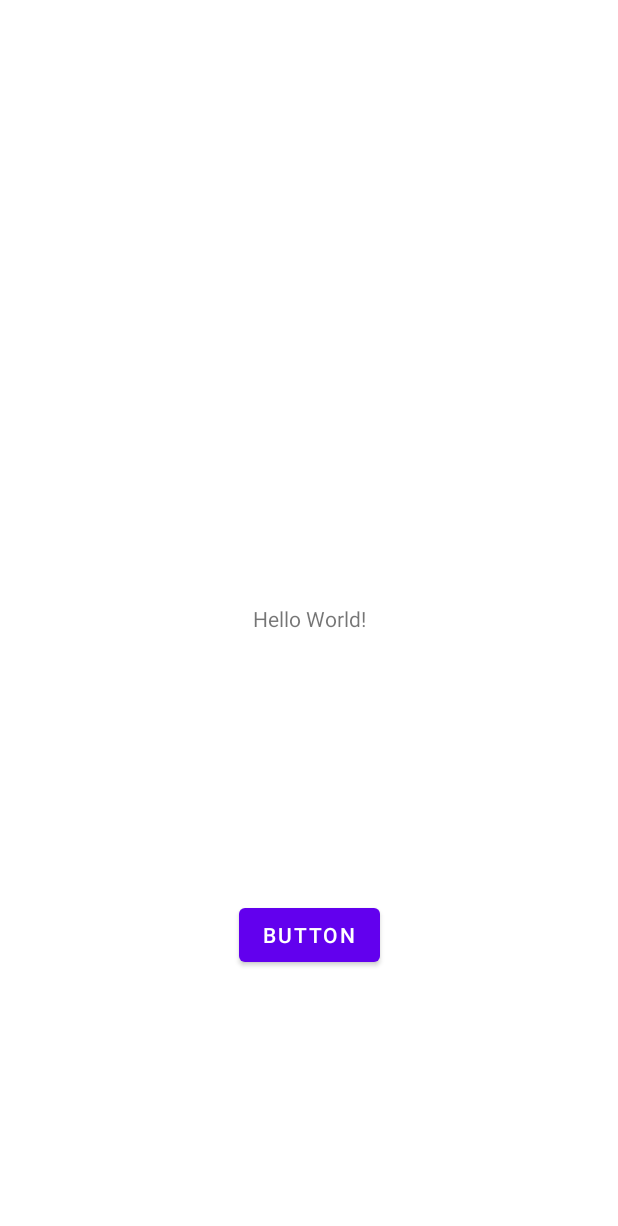
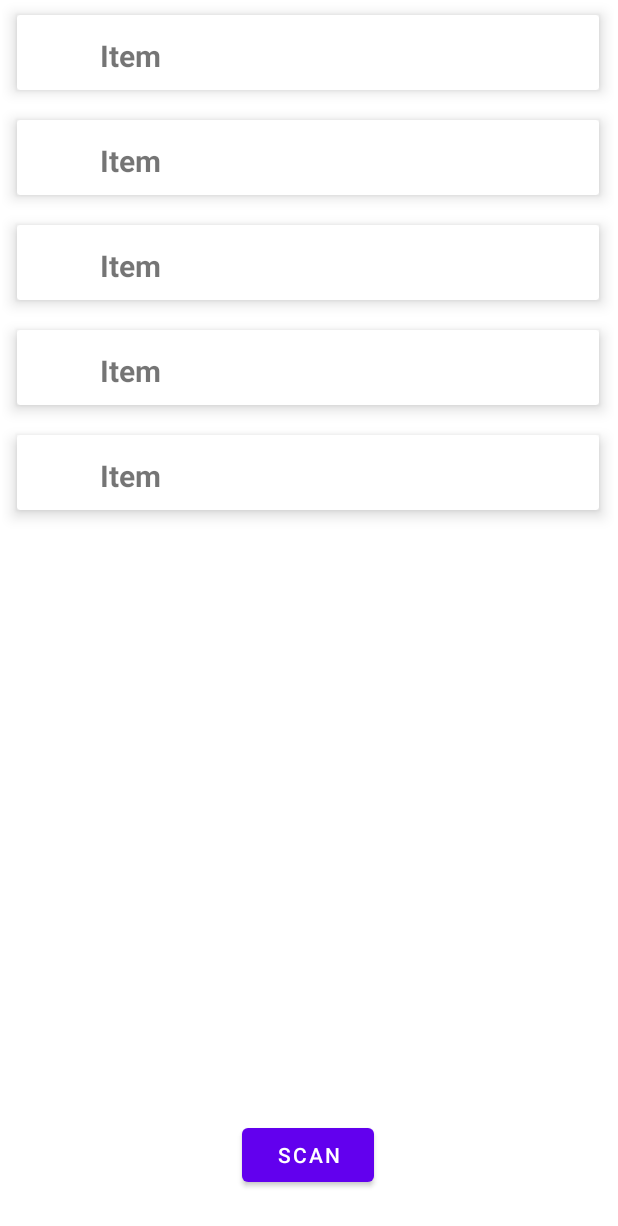
Before and after one commit to ArsalanShakil/w2_d4_BTBeaconLab, an Android app: the layout activity_main.xml on its own in the app's theme, with its tools: preview values and no code run, on a phone screen of 412 x 824 dp. Shown: the top 1226 px of the screen. Run offline under Robolectric (Android 15) with nearby library versions, the phone set to English and light mode, and no system bars.

```diff
--- a/app/build.gradle
+++ b/app/build.gradle
@@ -39,6 +39,11 @@ dependencies {
     implementation 'androidx.appcompat:appcompat:1.3.1'
     implementation 'com.google.android.material:material:1.4.0'
     implementation 'androidx.constraintlayout:constraintlayout:2.1.0'
+    // for adding recyclerview
+    implementation 'androidx.recyclerview:recyclerview:1.2.1'
+
+    // for adding cardview
+    implementation 'androidx.cardview:cardview:1.0.0'
     testImplementation 'junit:junit:4.+'
     androidTestImplementation 'androidx.test.ext:junit:1.1.3'
     androidTestImplementation 'androidx.test.espresso:espresso-core:3.4.0'
--- /dev/null
+++ b/app/src/main/java/com/example/w2_d4_btbeaconlab/ItemsViewModel.kt
@@ -0,0 +1,4 @@
+package com.example.w2_d4_btbeaconlab
+
+data class ItemsViewModel(val image: Int, val text: String) {
+}
--- a/app/src/main/res/layout/activity_main.xml
+++ b/app/src/main/res/layout/activity_main.xml
@@ -6,24 +6,29 @@
     android:layout_height="match_parent"
     tools:context=".MainActivity">
 
-    <TextView
-        android:id="@+id/textView"
-        android:layout_width="wrap_content"
-        android:layout_height="wrap_content"
-        android:text="Hello World!"
+    <androidx.recyclerview.widget.RecyclerView
+        android:id="@+id/recyclerview"
+        android:layout_width="408dp"
+        android:layout_height="641dp"
         app:layout_constraintBottom_toBottomOf="parent"
-        app:layout_constraintLeft_toLeftOf="parent"
-        app:layout_constraintRight_toRightOf="parent"
-        app:layout_constraintTop_toTopOf="parent" />
+        app:layout_constraintEnd_toEndOf="parent"
+        app:layout_constraintHorizontal_bias="0.333"
+        app:layout_constraintStart_toStartOf="parent"
+        app:layout_constraintTop_toTopOf="parent"
+        app:layout_constraintVertical_bias="0.0"
+        tools:itemCount="5"
+        tools:listitem="@layout/card_view_design" />
 
     <Button
         android:id="@+id/button"
         android:layout_width="wrap_content"
         android:layout_height="wrap_content"
-        android:text="Button"
+        android:text="Scan"
         app:layout_constraintBottom_toBottomOf="parent"
         app:layout_constraintEnd_toEndOf="parent"
+        app:layout_constraintHorizontal_bias="0.498"
         app:layout_constraintStart_toStartOf="parent"
-        app:layout_constraintTop_toBottomOf="@+id/textView" />
+        app:layout_constraintTop_toTopOf="parent"
+        app:layout_constraintVertical_bias="0.961" />
 
 </androidx.constraintlayout.widget.ConstraintLayout>
--- /dev/null
+++ b/app/src/main/res/layout/card_view_design.xml
@@ -0,0 +1,34 @@
+<?xml version="1.0" encoding="utf-8"?>
+<androidx.cardview.widget.CardView xmlns:android="http://schemas.android.com/apk/res/android"
+    xmlns:app="http://schemas.android.com/apk/res-auto"
+    android:layout_width="match_parent"
+    android:layout_height="50dp"
+    android:layout_margin="10dp"
+    android:layout_marginTop="8dp"
+    app:cardElevation="6dp">
+
+    <LinearLayout
+        android:layout_width="match_parent"
+        android:layout_height="wrap_content"
+        android:orientation="horizontal"
+        android:padding="5dp">
+
+        <ImageView
+            android:id="@+id/imageview"
+            android:layout_width="40dp"
+            android:layout_height="40dp" />
+
+        <TextView
+            android:id="@+id/textView"
+            android:layout_width="wrap_content"
+            android:layout_height="wrap_content"
+            android:layout_marginStart="10dp"
+            android:layout_marginLeft="15dp"
+            android:layout_marginTop="8dp"
+            android:text="Item"
+            android:textSize="20sp"
+            android:textStyle="bold" />
+
+    </LinearLayout>
+
+</androidx.cardview.widget.CardView>
```
Also changed, not shown: app/src/main/java/com/example/w2_d4_btbeaconlab/CustomAdapter.kt (added, +45 -0 lines), app/src/main/java/com/example/w2_d4_btbeaconlab/MainActivity.kt (+42 -7 lines), app/src/main/res/drawable/ic_baseline_bluetooth_24.xml (added, +10 -0 lines).
